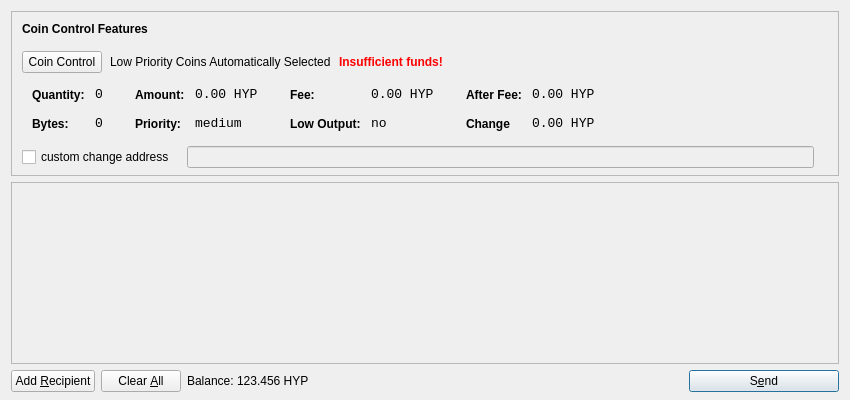
davidlatapie/HyperStake, file src/qt/forms/sendcoinsdialog.ui: the form before one commit.
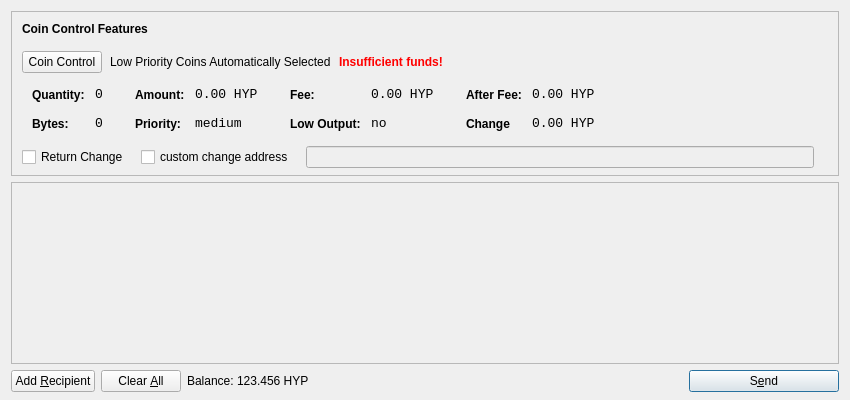
The form after the commit. Icons and pictures are not drawn.

Commit message:
return change to sender not enabled by default
Enabled via GUI checkbox on sendcoinsdialogg

What changed in the file:
```diff
--- a/src/qt/forms/sendcoinsdialog.ui
+++ b/src/qt/forms/sendcoinsdialog.ui
@@ -549,7 +549,7 @@
          </widget>
         </item>
         <item>
-         <layout class="QHBoxLayout" name="horizontalLayoutCoinControl4" stretch="0,0,0">
+         <layout class="QHBoxLayout" name="horizontalLayoutCoinControl4" stretch="0,0,0,0">
           <property name="spacing">
            <number>12</number>
           </property>
@@ -562,6 +562,13 @@
           <property name="rightMargin">
            <number>5</number>
           </property>
+          <item>
+           <widget class="QCheckBox" name="returnChangeCheckBox">
+            <property name="text">
+             <string>Return Change</string>
+            </property>
+           </widget>
+          </item>
           <item>
            <widget class="QCheckBox" name="checkBoxCoinControlChange">
             <property name="text">
```
Left out of the diff: 4 changed lines with no effect on the pictures. The commit also changes 4 other files.
